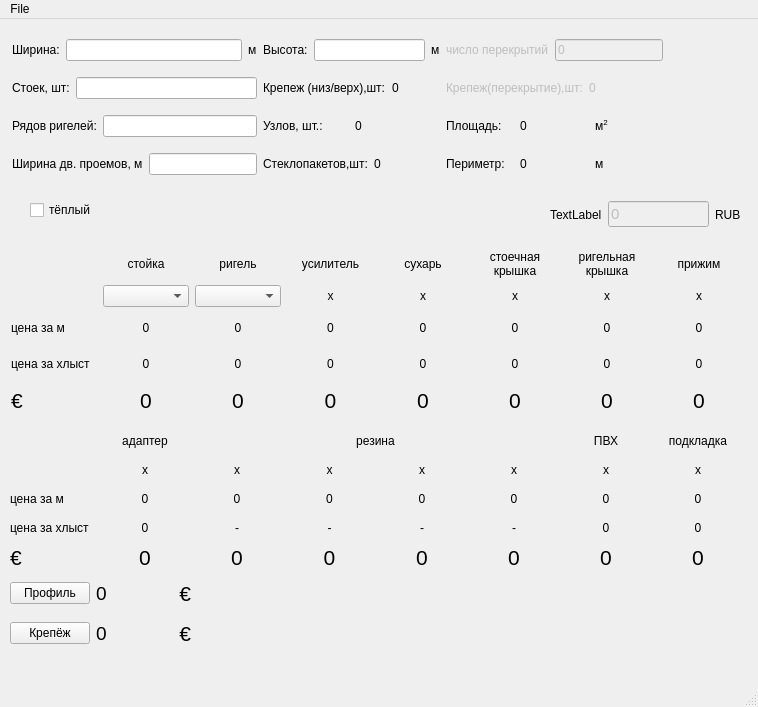
stogoff/facade, file main.ui: the form before one commit.
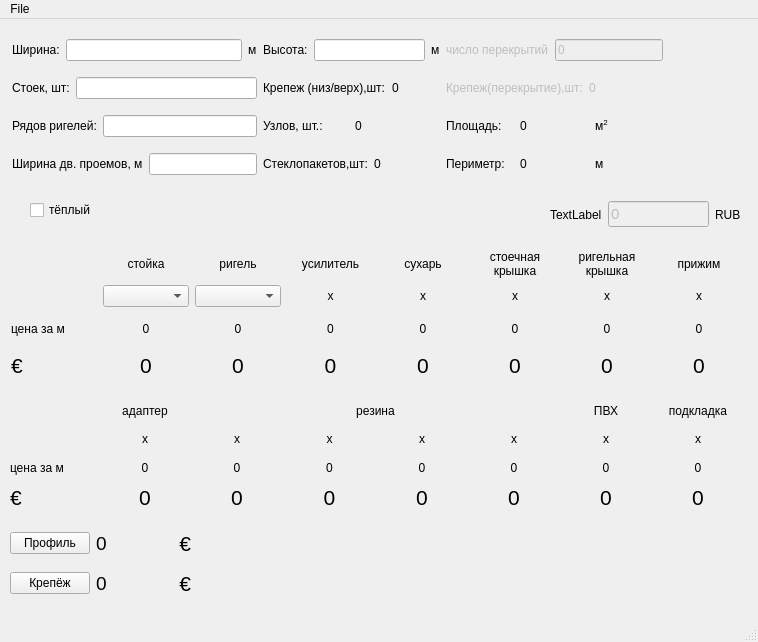
The form after the commit.

Commit message: cold/warm

Patch:
```diff
--- a/main.ui
+++ b/main.ui
@@ -7,7 +7,7 @@
     <x>0</x>
     <y>0</y>
     <width>758</width>
-    <height>707</height>
+    <height>642</height>
    </rect>
   </property>
   <property name="windowTitle">
@@ -63,47 +63,69 @@
       <x>11</x>
       <y>230</y>
       <width>731</width>
-      <height>166</height>
+      <height>131</height>
      </rect>
     </property>
     <layout class="QGridLayout" name="gridLayout">
-     <item row="0" column="1">
-      <widget class="QLabel" name="label_18">
+     <item row="1" column="3">
+      <widget class="QLabel" name="label_29">
        <property name="text">
-        <string>стойка</string>
+        <string>x</string>
        </property>
        <property name="alignment">
         <set>Qt::AlignCenter</set>
        </property>
       </widget>
      </item>
-     <item row="0" column="2">
-      <widget class="QLabel" name="label_22">
+     <item row="3" column="2">
+      <widget class="QLabel" name="label_sum2">
+       <property name="font">
+        <font>
+         <pointsize>16</pointsize>
+        </font>
+       </property>
        <property name="text">
-        <string>ригель</string>
+        <string>0</string>
        </property>
        <property name="alignment">
         <set>Qt::AlignCenter</set>
        </property>
       </widget>
      </item>
-     <item row="0" column="3">
-      <widget class="QLabel" name="label_27">
+     <item row="2" column="6">
+      <widget class="QLabel" name="label_35">
        <property name="text">
-        <string>усилитель</string>
+        <string>0</string>
        </property>
        <property name="alignment">
         <set>Qt::AlignCenter</set>
        </property>
       </widget>
      </item>
-     <item row="4" column="6">
-      <widget class="QLabel" name="label_sum5_2">
+     <item row="3" column="0">
+      <widget class="QLabel" name="label_sum2_6">
        <property name="font">
         <font>
          <pointsize>16</pointsize>
         </font>
        </property>
+       <property name="text">
+        <string>€</string>
+       </property>
+      </widget>
+     </item>
+     <item row="1" column="4">
+      <widget class="QLabel" name="label_30">
+       <property name="text">
+        <string>x</string>
+       </property>
+       <property name="alignment">
+        <set>Qt::AlignCenter</set>
+       </property>
+      </widget>
+     </item>
+     <item row="2" column="1">
+      <widget class="QLabel" name="label_20">
        <property name="text">
         <string>0</string>
        </property>
@@ -122,20 +144,65 @@
        </property>
       </widget>
      </item>
-     <item row="0" column="5">
-      <widget class="QLabel" name="label_48">
+     <item row="3" column="6">
+      <widget class="QLabel" name="label_sum5_2">
+       <property name="font">
+        <font>
+         <pointsize>16</pointsize>
+        </font>
+       </property>
        <property name="text">
-        <string>&lt;html&gt;&lt;head/&gt;&lt;body&gt;&lt;p&gt;стоечная&lt;br/&gt;крышка&lt;/p&gt;&lt;/body&gt;&lt;/html&gt;</string>
+        <string>0</string>
        </property>
        <property name="alignment">
         <set>Qt::AlignCenter</set>
        </property>
       </widget>
      </item>
-     <item row="0" column="6">
-      <widget class="QLabel" name="label_47">
+     <item row="1" column="5">
+      <widget class="QLabel" name="label_33">
        <property name="text">
-        <string>&lt;html&gt;&lt;head/&gt;&lt;body&gt;&lt;p&gt;ригельная &lt;br/&gt;крышка&lt;/p&gt;&lt;/body&gt;&lt;/html&gt;</string>
+        <string>x</string>
+       </property>
+       <property name="alignment">
+        <set>Qt::AlignCenter</set>
+       </property>
+      </widget>
+     </item>
+     <item row="0" column="3">
+      <widget class="QLabel" name="label_27">
+       <property name="text">
+        <string>усилитель</string>
+       </property>
+       <property name="alignment">
+        <set>Qt::AlignCenter</set>
+       </property>
+      </widget>
+     </item>
+     <item row="3" column="5">
+      <widget class="QLabel" name="label_sum5">
+       <property name="font">
+        <font>
+         <pointsize>16</pointsize>
+        </font>
+       </property>
+       <property name="text">
+        <string>0</string>
+       </property>
+       <property name="alignment">
+        <set>Qt::AlignCenter</set>
+       </property>
+      </widget>
+     </item>
+     <item row="3" column="4">
+      <widget class="QLabel" name="label_sum4">
+       <property name="font">
+        <font>
+         <pointsize>16</pointsize>
+        </font>
+       </property>
+       <property name="text">
+        <string>0</string>
        </property>
        <property name="alignment">
         <set>Qt::AlignCenter</set>
@@ -152,12 +219,23 @@
        </property>
       </widget>
      </item>
-     <item row="1" column="1">
-      <widget class="QComboBox" name="comboBox_1">
-       <property name="font">
-        <font>
-         <pointsize>9</pointsize>
-        </font>
+     <item row="2" column="5">
+      <widget class="QLabel" name="label_34">
+       <property name="text">
+        <string>0</string>
+       </property>
+       <property name="alignment">
+        <set>Qt::AlignCenter</set>
+       </property>
+      </widget>
+     </item>
+     <item row="0" column="6">
+      <widget class="QLabel" name="label_47">
+       <property name="text">
+        <string>&lt;html&gt;&lt;head/&gt;&lt;body&gt;&lt;p&gt;ригельная &lt;br/&gt;крышка&lt;/p&gt;&lt;/body&gt;&lt;/html&gt;</string>
+       </property>
+       <property name="alignment">
+        <set>Qt::AlignCenter</set>
        </property>
       </widget>
      </item>
@@ -170,18 +248,18 @@
        </property>
       </widget>
      </item>
-     <item row="1" column="3">
-      <widget class="QLabel" name="label_29">
+     <item row="0" column="1">
+      <widget class="QLabel" name="label_18">
        <property name="text">
-        <string>x</string>
+        <string>стойка</string>
        </property>
        <property name="alignment">
         <set>Qt::AlignCenter</set>
        </property>
       </widget>
      </item>
-     <item row="1" column="4">
-      <widget class="QLabel" name="label_30">
+     <item row="1" column="7">
+      <widget class="QLabel" name="label_45">
        <property name="text">
         <string>x</string>
        </property>
@@ -190,10 +268,10 @@
        </property>
       </widget>
      </item>
-     <item row="1" column="5">
-      <widget class="QLabel" name="label_33">
+     <item row="0" column="5">
+      <widget class="QLabel" name="label_48">
        <property name="text">
-        <string>x</string>
+        <string>&lt;html&gt;&lt;head/&gt;&lt;body&gt;&lt;p&gt;стоечная&lt;br/&gt;крышка&lt;/p&gt;&lt;/body&gt;&lt;/html&gt;</string>
        </property>
        <property name="alignment">
         <set>Qt::AlignCenter</set>
@@ -207,6 +285,50 @@
        </property>
       </widget>
      </item>
+     <item row="3" column="7">
+      <widget class="QLabel" name="label_sum6">
+       <property name="font">
+        <font>
+         <pointsize>16</pointsize>
+        </font>
+       </property>
+       <property name="text">
+        <string>0</string>
+       </property>
+       <property name="alignment">
+        <set>Qt::AlignCenter</set>
+       </property>
+      </widget>
+     </item>
+     <item row="1" column="1">
+      <widget class="QComboBox" name="comboBox_1">
+       <property name="font">
+        <font>
+         <pointsize>9</pointsize>
+        </font>
+       </property>
+      </widget>
+     </item>
+     <item row="2" column="4">
+      <widget class="QLabel" name="label_49">
+       <property name="text">
+        <string>0</string>
+       </property>
+       <property name="alignment">
+        <set>Qt::AlignCenter</set>
+       </property>
+      </widget>
+     </item>
+     <item row="2" column="7">
+      <widget class="QLabel" name="label_42">
+       <property name="text">
+        <string>0</string>
+       </property>
+       <property name="alignment">
+        <set>Qt::AlignCenter</set>
+       </property>
+      </widget>
+     </item>
      <item row="1" column="6">
       <widget class="QLabel" name="label_36">
        <property name="text">
@@ -217,20 +339,10 @@
        </property>
       </widget>
      </item>
-     <item row="1" column="7">
-      <widget class="QLabel" name="label_45">
+     <item row="0" column="2">
+      <widget class="QLabel" name="label_22">
        <property name="text">
-        <string>x</string>
-       </property>
-       <property name="alignment">
-        <set>Qt::AlignCenter</set>
-       </property>
-      </widget>
-     </item>
-     <item row="2" column="1">
-      <widget class="QLabel" name="label_20">
-       <property name="text">
-        <string>0</string>
+        <string>ригель</string>
        </property>
        <property name="alignment">
         <set>Qt::AlignCenter</set>
@@ -257,166 +369,7 @@
        </property>
       </widget>
      </item>
-     <item row="2" column="4">
-      <widget class="QLabel" name="label_49">
-       <property name="text">
-        <string>0</string>
-       </property>
-       <property name="alignment">
-        <set>Qt::AlignCenter</set>
-       </property>
-      </widget>
-     </item>
-     <item row="2" column="5">
-      <widget class="QLabel" name="label_34">
-       <property name="text">
-        <string>0</string>
-       </property>
-       <property name="alignment">
-        <set>Qt::AlignCenter</set>
-       </property>
-      </widget>
-     </item>
-     <item row="3" column="0">
-      <widget class="QLabel" name="label_10">
-       <property name="text">
-        <string>цена за хлыст</string>
-       </property>
-      </widget>
-     </item>
-     <item row="2" column="6">
-      <widget class="QLabel" name="label_35">
-       <property name="text">
-        <string>0</string>
-       </property>
-       <property name="alignment">
-        <set>Qt::AlignCenter</set>
-       </property>
-      </widget>
-     </item>
-     <item row="2" column="7">
-      <widget class="QLabel" name="label_42">
-       <property name="text">
-        <string>0</string>
-       </property>
-       <property name="alignment">
-        <set>Qt::AlignCenter</set>
-       </property>
-      </widget>
-     </item>
-     <item row="3" column="1">
-      <widget class="QLabel" name="label_21">
-       <property name="text">
-        <string>0</string>
-       </property>
-       <property name="alignment">
-        <set>Qt::AlignCenter</set>
-       </property>
-      </widget>
-     </item>
-     <item row="3" column="2">
-      <widget class="QLabel" name="label_24">
-       <property name="text">
-        <string>0</string>
-       </property>
-       <property name="alignment">
-        <set>Qt::AlignCenter</set>
-       </property>
-      </widget>
-     </item>
-     <item row="3" column="5">
-      <widget class="QLabel" name="label_32">
-       <property name="text">
-        <string>0</string>
-       </property>
-       <property name="alignment">
-        <set>Qt::AlignCenter</set>
-       </property>
-      </widget>
-     </item>
      <item row="3" column="3">
-      <widget class="QLabel" name="label_26">
-       <property name="text">
-        <string>0</string>
-       </property>
-       <property name="alignment">
-        <set>Qt::AlignCenter</set>
-       </property>
-      </widget>
-     </item>
-     <item row="3" column="4">
-      <widget class="QLabel" name="label_50">
-       <property name="text">
-        <string>0</string>
-       </property>
-       <property name="alignment">
-        <set>Qt::AlignCenter</set>
-       </property>
-      </widget>
-     </item>
-     <item row="3" column="7">
-      <widget class="QLabel" name="label_43">
-       <property name="text">
-        <string>0</string>
-       </property>
-       <property name="alignment">
-        <set>Qt::AlignCenter</set>
-       </property>
-      </widget>
-     </item>
-     <item row="3" column="6">
-      <widget class="QLabel" name="label_39">
-       <property name="text">
-        <string>0</string>
-       </property>
-       <property name="alignment">
-        <set>Qt::AlignCenter</set>
-       </property>
-      </widget>
-     </item>
-     <item row="4" column="0">
-      <widget class="QLabel" name="label_sum2_6">
-       <property name="font">
-        <font>
-         <pointsize>16</pointsize>
-        </font>
-       </property>
-       <property name="text">
-        <string>€</string>
-       </property>
-      </widget>
-     </item>
-     <item row="4" column="1">
-      <widget class="QLabel" name="label_sum1">
-       <property name="font">
-        <font>
-         <pointsize>16</pointsize>
-        </font>
-       </property>
-       <property name="text">
-        <string>0</string>
-       </property>
-       <property name="alignment">
-        <set>Qt::AlignCenter</set>
-       </property>
-      </widget>
-     </item>
-     <item row="4" column="2">
-      <widget class="QLabel" name="label_sum2">
-       <property name="font">
-        <font>
-         <pointsize>16</pointsize>
-        </font>
-       </property>
-       <property name="text">
-        <string>0</string>
-       </property>
-       <property name="alignment">
-        <set>Qt::AlignCenter</set>
-       </property>
-      </widget>
-     </item>
-     <item row="4" column="3">
       <widget class="QLabel" name="label_sum3">
        <property name="font">
         <font>
@@ -431,38 +384,8 @@
        </property>
       </widget>
      </item>
-     <item row="4" column="5">
-      <widget class="QLabel" name="label_sum5">
-       <property name="font">
-        <font>
-         <pointsize>16</pointsize>
-        </font>
-       </property>
-       <property name="text">
-        <string>0</string>
-       </property>
-       <property name="alignment">
-        <set>Qt::AlignCenter</set>
-       </property>
-      </widget>
-     </item>
-     <item row="4" column="4">
-      <widget class="QLabel" name="label_sum4">
-       <property name="font">
-        <font>
-         <pointsize>16</pointsize>
-        </font>
-       </property>
-       <property name="text">
-        <string>0</string>
-       </property>
-       <property name="alignment">
-        <set>Qt::AlignCenter</set>
-       </property>
-      </widget>
-     </item>
-     <item row="4" column="7">
-      <widget class="QLabel" name="label_sum6">
+     <item row="3" column="1">
+      <widget class="QLabel" name="label_sum1">
        <property name="font">
         <font>
          <pointsize>16</pointsize>
@@ -730,7 +653,7 @@
     <property name="geometry">
      <rect>
       <x>10</x>
-      <y>560</y>
+      <y>510</y>
       <width>181</width>
       <height>29</height>
      </rect>
@@ -776,13 +699,13 @@
     <property name="geometry">
      <rect>
       <x>10</x>
-      <y>410</y>
+      <y>380</y>
       <width>731</width>
-      <height>141</height>
+      <height>111</height>
      </rect>
     </property>
     <layout class="QGridLayout" name="gridLayout_3">
-     <item row="4" column="2">
+     <item row="3" column="2">
       <widget class="QLabel" name="label_sum8">
        <property name="font">
         <font>
@@ -797,7 +720,7 @@
        </property>
       </widget>
      </item>
-     <item row="4" column="3">
+     <item row="3" column="3">
       <widget class="QLabel" name="label_sum8_2">
        <property name="font">
         <font>
@@ -812,27 +735,7 @@
        </property>
       </widget>
      </item>
-     <item row="3" column="6">
-      <widget class="QLabel" name="label_59">
-       <property name="text">
-        <string>0</string>
-       </property>
-       <property name="alignment">
-        <set>Qt::AlignCenter</set>
-       </property>
-      </widget>
-     </item>
-     <item row="3" column="7">
-      <widget class="QLabel" name="label_57">
-       <property name="text">
-        <string>0</string>
-       </property>
-       <property name="alignment">
-        <set>Qt::AlignCenter</set>
-       </property>
-      </widget>
-     </item>
-     <item row="4" column="0">
+     <item row="3" column="0">
       <widget class="QLabel" name="label_sum2_8">
        <property name="font">
         <font>
@@ -844,7 +747,7 @@
        </property>
       </widget>
      </item>
-     <item row="4" column="1">
+     <item row="3" column="1">
       <widget class="QLabel" name="label_sum7">
        <property name="font">
         <font>
@@ -889,47 +792,7 @@
        </property>
       </widget>
      </item>
-     <item row="3" column="1">
-      <widget class="QLabel" name="label_44">
-       <property name="text">
-        <string>0</string>
-       </property>
-       <property name="alignment">
-        <set>Qt::AlignCenter</set>
-       </property>
-      </widget>
-     </item>
-     <item row="3" column="2">
-      <widget class="QLabel" name="label_38">
-       <property name="text">
-        <string>-</string>
-       </property>
-       <property name="alignment">
-        <set>Qt::AlignCenter</set>
-       </property>
-      </widget>
-     </item>
-     <item row="3" column="3">
-      <widget class="QLabel" name="label_40">
-       <property name="text">
-        <string>-</string>
-       </property>
-       <property name="alignment">
-        <set>Qt::AlignCenter</set>
-       </property>
-      </widget>
-     </item>
-     <item row="3" column="4">
-      <widget class="QLabel" name="label_67">
-       <property name="text">
-        <string>-</string>
-       </property>
-       <property name="alignment">
-        <set>Qt::AlignCenter</set>
-       </property>
-      </widget>
-     </item>
-     <item row="4" column="7">
+     <item row="3" column="7">
       <widget class="QLabel" name="label_sum10">
        <property name="font">
         <font>
@@ -994,23 +857,6 @@
        </property>
       </widget>
      </item>
-     <item row="1" column="2">
-      <widget class="QLabel" name="label_60">
-       <property name="text">
-        <string>x</string>
-       </property>
-       <property name="alignment">
-        <set>Qt::AlignCenter</set>
-       </property>
-      </widget>
-     </item>
-     <item row="3" column="0">
-      <widget class="QLabel" name="label_71">
-       <property name="text">
-        <string>цена за хлыст</string>
-       </property>
-      </widget>
-     </item>
      <item row="2" column="0">
       <widget class="QLabel" name="label_73">
        <property name="text">
@@ -1018,6 +864,16 @@
        </property>
       </widget>
      </item>
+     <item row="1" column="2">
+      <widget class="QLabel" name="label_60">
+       <property name="text">
+        <string>x</string>
+       </property>
+       <property name="alignment">
+        <set>Qt::AlignCenter</set>
+       </property>
+      </widget>
+     </item>
      <item row="0" column="1">
       <widget class="QLabel" name="label_52">
        <property name="text">
@@ -1048,7 +904,7 @@
        </property>
       </widget>
      </item>
-     <item row="4" column="4">
+     <item row="3" column="4">
       <widget class="QLabel" name="label_sum8_3">
        <property name="font">
         <font>
@@ -1063,7 +919,7 @@
        </property>
       </widget>
      </item>
-     <item row="4" column="6">
+     <item row="3" column="6">
       <widget class="QLabel" name="label_sum9">
        <property name="font">
         <font>
@@ -1078,6 +934,16 @@
        </property>
       </widget>
      </item>
+     <item row="1" column="5">
+      <widget class="QLabel" name="label_68">
+       <property name="text">
+        <string>x</string>
+       </property>
+       <property name="alignment">
+        <set>Qt::AlignCenter</set>
+       </property>
+      </widget>
+     </item>
      <item row="1" column="7">
       <widget class="QLabel" name="label_63">
        <property name="text">
@@ -1098,26 +964,6 @@
        </property>
       </widget>
      </item>
-     <item row="1" column="5">
-      <widget class="QLabel" name="label_68">
-       <property name="text">
-        <string>x</string>
-       </property>
-       <property name="alignment">
-        <set>Qt::AlignCenter</set>
-       </property>
-      </widget>
-     </item>
-     <item row="1" column="4">
-      <widget class="QLabel" name="label_70">
-       <property name="text">
-        <string>x</string>
-       </property>
-       <property name="alignment">
-        <set>Qt::AlignCenter</set>
-       </property>
-      </widget>
-     </item>
      <item row="0" column="2" colspan="4">
       <widget class="QLabel" name="label_66">
        <property name="text">
@@ -1128,6 +974,16 @@
        </property>
       </widget>
      </item>
+     <item row="1" column="4">
+      <widget class="QLabel" name="label_70">
+       <property name="text">
+        <string>x</string>
+       </property>
+       <property name="alignment">
+        <set>Qt::AlignCenter</set>
+       </property>
+      </widget>
+     </item>
      <item row="2" column="5">
       <widget class="QLabel" name="label_75">
        <property name="text">
@@ -1139,16 +995,6 @@
       </widget>
      </item>
      <item row="3" column="5">
-      <widget class="QLabel" name="label_76">
-       <property name="text">
-        <string>-</string>
-       </property>
-       <property name="alignment">
-        <set>Qt::AlignCenter</set>
-       </property>
-      </widget>
-     </item>
-     <item row="4" column="5">
       <widget class="QLabel" name="label_sum8_4">
        <property name="font">
         <font>
@@ -1169,7 +1015,7 @@
     <property name="geometry">
      <rect>
       <x>10</x>
-      <y>600</y>
+      <y>550</y>
       <width>181</width>
       <height>29</height>
      </rect>
```
The commit also changes 1 other file.
